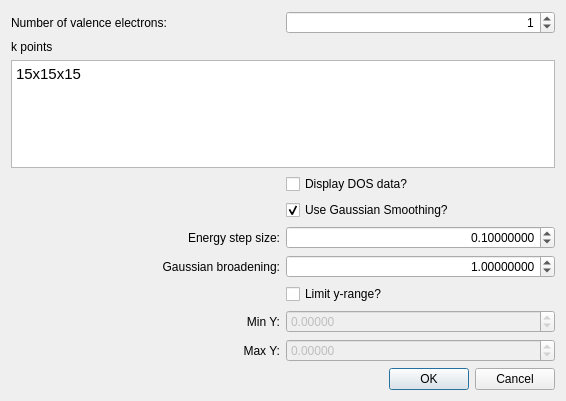
Before: the Qt Designer form libavogadro/src/extensions/yaehmop/yaehmoptotaldosdialog.ui in SSeBastian3/avogadro, drawn with Qt 5.
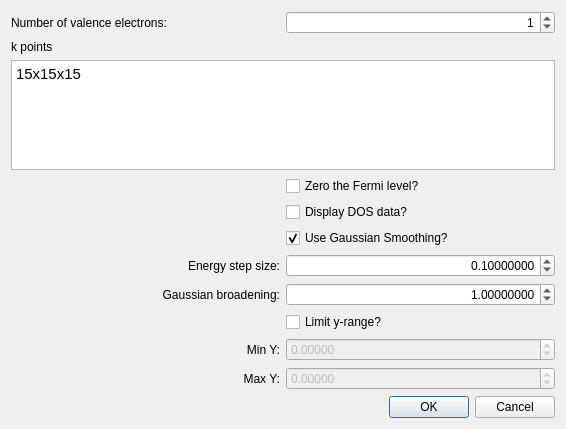
After: the same form once the commit is applied.

Commit message: Zero Fermi and cleanup

```diff
--- a/libavogadro/src/extensions/yaehmop/yaehmoptotaldosdialog.ui
+++ b/libavogadro/src/extensions/yaehmop/yaehmoptotaldosdialog.ui
@@ -7,7 +7,7 @@
     <x>0</x>
     <y>0</y>
     <width>566</width>
-    <height>401</height>
+    <height>429</height>
    </rect>
   </property>
   <property name="windowTitle">
@@ -34,7 +34,7 @@
      </property>
     </widget>
    </item>
-   <item row="9" column="0">
+   <item row="10" column="0">
     <widget class="QLabel" name="label_3">
      <property name="text">
       <string>Energy step size:</string>
@@ -80,7 +80,7 @@
      </property>
     </widget>
    </item>
-   <item row="6" column="1">
+   <item row="7" column="1">
     <widget class="QCheckBox" name="cb_displayData">
      <property name="toolTip">
       <string>&lt;html&gt;&lt;head/&gt;&lt;body&gt;&lt;p&gt;Whether or not to display the density of states data in a&lt;/p&gt;&lt;p&gt;pop-up box after the calculation finishes.&lt;/p&gt;&lt;p&gt;&lt;br/&gt;&lt;/p&gt;&lt;p&gt;Data may be copied and pasted into a separate file.&lt;/p&gt;&lt;/body&gt;&lt;/html&gt;</string>
@@ -90,7 +90,7 @@
      </property>
     </widget>
    </item>
-   <item row="10" column="0">
+   <item row="11" column="0">
     <widget class="QLabel" name="label_4">
      <property name="text">
       <string>Gaussian broadening:</string>
@@ -100,7 +100,7 @@
      </property>
     </widget>
    </item>
-   <item row="7" column="1">
+   <item row="8" column="1">
     <widget class="QCheckBox" name="cb_useSmoothing">
      <property name="toolTip">
       <string>&lt;html&gt;&lt;head/&gt;&lt;body&gt;&lt;p&gt;Whether or not to use Gaussian smoothing to smooth the data.&lt;/p&gt;&lt;p&gt;&lt;br/&gt;&lt;/p&gt;&lt;p&gt;Smoothing is typically performed for density of states data.&lt;/p&gt;&lt;/body&gt;&lt;/html&gt;</string>
@@ -113,7 +113,7 @@
      </property>
     </widget>
    </item>
-   <item row="9" column="1">
+   <item row="10" column="1">
     <widget class="QDoubleSpinBox" name="spin_energyStep">
      <property name="toolTip">
       <string>&lt;html&gt;&lt;head/&gt;&lt;body&gt;&lt;p&gt;The energy step size for Gaussian smoothing. &lt;/p&gt;&lt;/body&gt;&lt;/html&gt;</string>
@@ -138,7 +138,7 @@
      </property>
     </widget>
    </item>
-   <item row="10" column="1">
+   <item row="11" column="1">
     <widget class="QDoubleSpinBox" name="spin_broadening">
      <property name="toolTip">
       <string>&lt;html&gt;&lt;head/&gt;&lt;body&gt;&lt;p&gt;Gaussian broadening for Gaussian smoothing.&lt;/p&gt;&lt;/body&gt;&lt;/html&gt;</string>
@@ -160,7 +160,7 @@
      </property>
     </widget>
    </item>
-   <item row="14" column="0" colspan="2">
+   <item row="15" column="0" colspan="2">
     <widget class="QDialogButtonBox" name="buttonBox">
      <property name="orientation">
       <enum>Qt::Horizontal</enum>
@@ -170,30 +170,30 @@
      </property>
     </widget>
    </item>
-   <item row="11" column="1">
+   <item row="12" column="1">
     <widget class="QCheckBox" name="cb_limitY">
      <property name="text">
       <string>Limit y-range?</string>
      </property>
     </widget>
    </item>
-   <item row="12" column="1">
-    <widget class="QDoubleSpinBox" name="spin_minY">
-     <property name="enabled">
-      <bool>false</bool>
-     </property>
-     <property name="decimals">
-      <number>5</number>
-     </property>
-     <property name="minimum">
-      <double>-10000.000000000000000</double>
-     </property>
-     <property name="maximum">
-      <double>10000.000000000000000</double>
-     </property>
-    </widget>
-   </item>
    <item row="13" column="1">
+    <widget class="QDoubleSpinBox" name="spin_minY">
+     <property name="enabled">
+      <bool>false</bool>
+     </property>
+     <property name="decimals">
+      <number>5</number>
+     </property>
+     <property name="minimum">
+      <double>-10000.000000000000000</double>
+     </property>
+     <property name="maximum">
+      <double>10000.000000000000000</double>
+     </property>
+    </widget>
+   </item>
+   <item row="14" column="1">
     <widget class="QDoubleSpinBox" name="spin_maxY">
      <property name="enabled">
       <bool>false</bool>
@@ -209,7 +209,7 @@
      </property>
     </widget>
    </item>
-   <item row="12" column="0">
+   <item row="13" column="0">
     <widget class="QLabel" name="label_5">
      <property name="layoutDirection">
       <enum>Qt::LeftToRight</enum>
@@ -222,7 +222,7 @@
      </property>
     </widget>
    </item>
-   <item row="13" column="0">
+   <item row="14" column="0">
     <widget class="QLabel" name="label_6">
      <property name="text">
       <string>Max Y:</string>
@@ -232,6 +232,16 @@
      </property>
     </widget>
    </item>
+   <item row="6" column="1">
+    <widget class="QCheckBox" name="cb_zeroFermi">
+     <property name="toolTip">
+      <string>&lt;html&gt;&lt;head/&gt;&lt;body&gt;&lt;p&gt;Subtracts the Fermi energy from all other energies so that the Fermi energy is set to be zero.&lt;/p&gt;&lt;/body&gt;&lt;/html&gt;</string>
+     </property>
+     <property name="text">
+      <string>Zero the Fermi level?</string>
+     </property>
+    </widget>
+   </item>
   </layout>
  </widget>
  <resources/>
```
Left out of the diff: 12 changed lines with no effect on the pictures. The commit also changes 7 other files.
